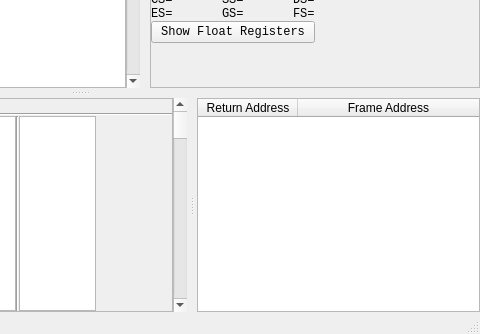
First picture: the form in GUI/MemoryViewerWindow.ui, repository korcankaraokcu/PINCE, before the edit; both pictures show x 320 to 800 and y 266 to 600 of the 800 by 600 pixel window.
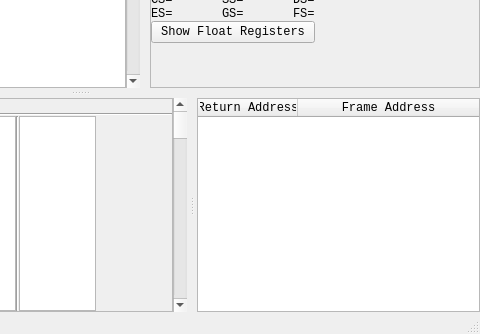
Second picture: the form after the edit. Custom widgets are drawn as their Qt base class.

Commit message: Add monospace to more widgets

What changed in the file:
```diff
--- a/GUI/MemoryViewerWindow.ui
+++ b/GUI/MemoryViewerWindow.ui
@@ -1508,7 +1508,7 @@
               <widget class="QTableWidget" name="tableWidget_StackTrace">
                <property name="font">
                 <font>
-                 <pointsize>9</pointsize>
+                 <family>Monospace</family>
                 </font>
                </property>
                <property name="editTriggers">
```
Left out of the diff: 6 changed lines with no effect on the pictures. The commit also changes 28 other files.
